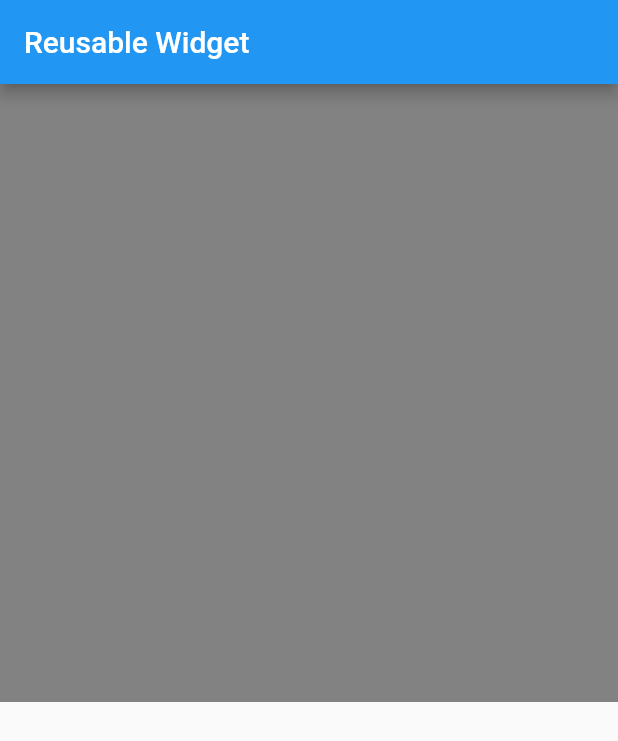
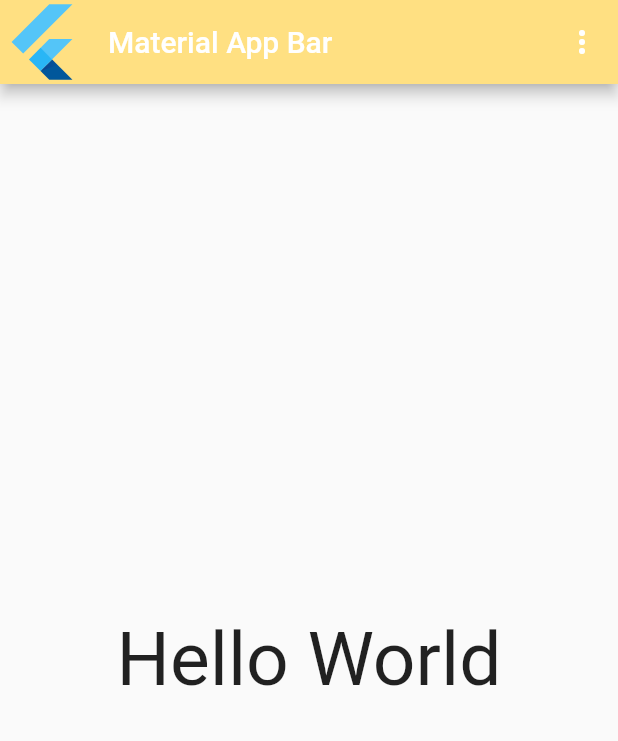
Before and after one commit to taufanbasri/flutter_latihan, a Flutter app: the screen it shows after launch, on a phone screen of 412 x 824 dp. Shown: the top 741 px of the screen. Run offline on Flutter 3.47's test engine with Material 2 defaults, Android fonts, the phone set to English and light mode, and no system bars.

Commit message:
Latihan 1

```diff
--- a/lib/main.dart
+++ b/lib/main.dart
@@ -1,36 +1,17 @@
-import 'dart:math';
-
 import 'package:flutter/material.dart';
 
-import './widgets/kotak_warna.dart';
+import './widgets/latihan_1.dart';
 
-void main() {
-  runApp(MyApp());
-}
+void main() => runApp(const MyApp());
 
 class MyApp extends StatelessWidget {
-  MyApp({super.key});
+  const MyApp({super.key});
 
   @override
   Widget build(BuildContext context) {
-    return MaterialApp(
-      home: Scaffold(
-        appBar: AppBar(
-          title: const Text("Reusable Widget"),
-        ),
-        body: GridView.builder(
-          itemCount: 9,
-          gridDelegate: const SliverGridDelegateWithFixedCrossAxisCount(crossAxisCount: 3),
-          itemBuilder: (context, index) => Container(
-            color: Color.fromARGB(
-              255,
-              60 + Random().nextInt(150),
-              60 + Random().nextInt(150),
-              60 + Random().nextInt(150),
-            ),
-          ),
-        ),
-      ),
+    return const MaterialApp(
+      title: 'Material App',
+      home: Latihan1(),
     );
   }
 }
--- /dev/null
+++ b/lib/widgets/latihan_1.dart
@@ -0,0 +1,30 @@
+import 'package:flutter/material.dart';
+
+class Latihan1 extends StatelessWidget {
+  const Latihan1({
+    Key? key,
+  }) : super(key: key);
+
+  @override
+  Widget build(BuildContext context) {
+    return Scaffold(
+      appBar: AppBar(
+        backgroundColor: Colors.amber[200],
+        leading: const FlutterLogo(),
+        title: const Text('Material App Bar'),
+        actions: [
+          IconButton(
+            onPressed: () {},
+            icon: const Icon(Icons.more_vert),
+          )
+        ],
+      ),
+      body: const Center(
+        child: Text(
+          'Hello World',
+          style: TextStyle(fontSize: 50),
+        ),
+      ),
+    );
+  }
+}
```
